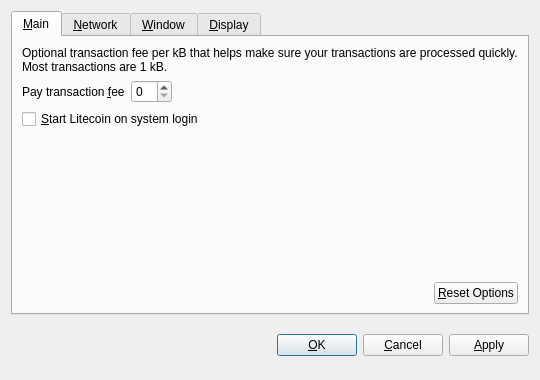
The window that src/qt/forms/optionsdialog.ui (coin-coin/coincoin) describes before a commit, drawn with Qt 5.
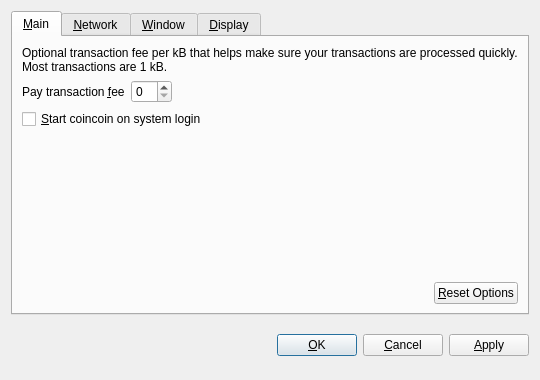
The same window after the commit. Custom widgets are drawn as their Qt base class.

What changed in the file:
```diff
--- a/src/qt/forms/optionsdialog.ui
+++ b/src/qt/forms/optionsdialog.ui
@@ -82,7 +82,7 @@
           <string>Automatically start Litecoin after logging in to the system.</string>
          </property>
          <property name="text">
-          <string>&amp;Start Litecoin on system login</string>
+          <string>&amp;Start coincoin on system login</string>
          </property>
         </widget>
        </item>
```
Left out of the diff: 10 changed lines with no effect on the pictures.
